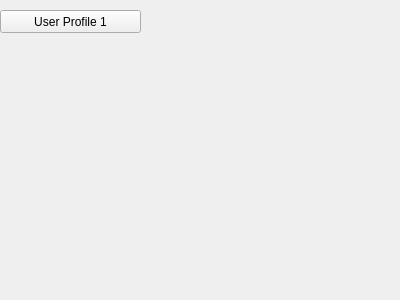
Old version of the form src/mainwindow/mainwindow.ui in the repository MarcusPy827/Husky-Panel.
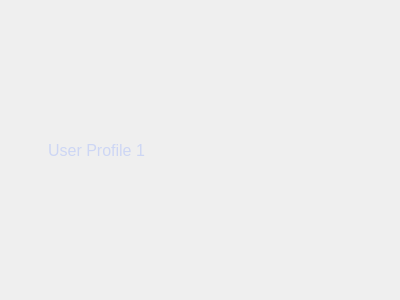
New version of the form.

Commit message: [Backend] Implemented: Get user avatar

The edit to the form file:
```diff
--- a/src/mainwindow/mainwindow.ui
+++ b/src/mainwindow/mainwindow.ui
@@ -13,19 +13,109 @@
   <property name="windowTitle">
    <string>Form</string>
   </property>
-  <widget class="QPushButton" name="user_name_display">
-   <property name="geometry">
-    <rect>
-     <x>0</x>
-     <y>10</y>
-     <width>141</width>
-     <height>23</height>
-    </rect>
+  <property name="styleSheet">
+   <string notr="true">#MainWindow {
+  background: #11111b;
+}</string>
+  </property>
+  <layout class="QHBoxLayout" name="horizontalLayout_2">
+   <property name="spacing">
+    <number>0</number>
    </property>
-   <property name="text">
-    <string>User Profile 1</string>
+   <property name="leftMargin">
+    <number>0</number>
    </property>
-  </widget>
+   <property name="topMargin">
+    <number>0</number>
+   </property>
+   <property name="rightMargin">
+    <number>0</number>
+   </property>
+   <property name="bottomMargin">
+    <number>0</number>
+   </property>
+   <item>
+    <widget class="QPushButton" name="avatar_btn">
+     <property name="minimumSize">
+      <size>
+       <width>32</width>
+       <height>32</height>
+      </size>
+     </property>
+     <property name="maximumSize">
+      <size>
+       <width>32</width>
+       <height>32</height>
+      </size>
+     </property>
+     <property name="styleSheet">
+      <string notr="true">#avatar_btn {
+  background: transparent;
+  border: none;
+}</string>
+     </property>
+     <property name="text">
+      <string/>
+     </property>
+     <property name="iconSize">
+      <size>
+       <width>32</width>
+       <height>32</height>
+      </size>
+     </property>
+    </widget>
+   </item>
+   <item>
+    <layout class="QHBoxLayout" name="horizontalLayout">
+     <property name="leftMargin">
+      <number>8</number>
+     </property>
+     <property name="topMargin">
+      <number>8</number>
+     </property>
+     <property name="rightMargin">
+      <number>8</number>
+     </property>
+     <property name="bottomMargin">
+      <number>8</number>
+     </property>
+     <item>
+      <widget class="QPushButton" name="user_name_btn">
+       <property name="sizePolicy">
+        <sizepolicy hsizetype="Minimum" vsizetype="Expanding">
+         <horstretch>0</horstretch>
+         <verstretch>0</verstretch>
+        </sizepolicy>
+       </property>
+       <property name="styleSheet">
+        <string notr="true">#user_name_btn {
+  color: #cdd6f4;
+  padding-left: 8px;
+  font-size: 16px;
+  border: none;
+}</string>
+       </property>
+       <property name="text">
+        <string>User Profile 1</string>
+       </property>
+      </widget>
+     </item>
+     <item>
+      <spacer name="spacer_1">
+       <property name="orientation">
+        <enum>Qt::Orientation::Horizontal</enum>
+       </property>
+       <property name="sizeHint" stdset="0">
+        <size>
+         <width>219</width>
+         <height>20</height>
+        </size>
+       </property>
+      </spacer>
+     </item>
+    </layout>
+   </item>
+  </layout>
  </widget>
  <resources/>
  <connections/>
```
Left out of the diff: 2 changed lines with no effect on the pictures. The commit also changes 3 other files.
